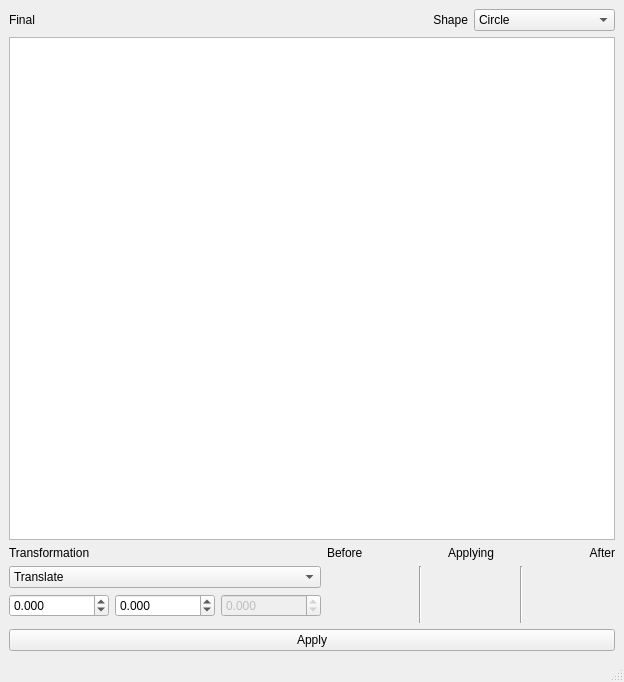
This is mainwindow.ui in osamakawish/QtTransformations as Qt 5 draws it before an edit. The edited form follows.
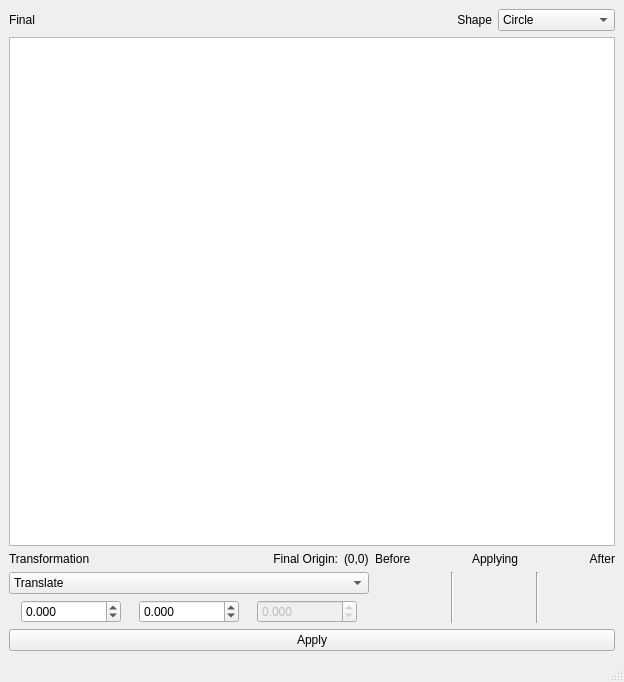
This is the edited form. Custom widgets are drawn as their Qt base class.

Commit message: Added origin point label. Finished programming component. UI desgining remaining only.

Patch:
```diff
--- a/mainwindow.ui
+++ b/mainwindow.ui
@@ -14,7 +14,7 @@
    <string>MainWindow</string>
   </property>
   <widget class="QWidget" name="centralwidget">
-   <layout class="QGridLayout" name="gridLayout" rowstretch="0,6,0,0,0,0,0,0,0,0" columnstretch="3,2">
+   <layout class="QGridLayout" name="gridLayout" rowstretch="0,1,0,0,0,0,0,0,0,0,0" columnstretch="3,2">
     <item row="0" column="1">
      <layout class="QHBoxLayout" name="horizontalLayout_2">
       <item>
@@ -48,61 +48,44 @@
       </item>
      </layout>
     </item>
-    <item row="1" column="0" colspan="2">
-     <widget class="QGraphicsView" name="graphicsViewFinal">
-      <property name="dragMode">
-       <enum>QGraphicsView::ScrollHandDrag</enum>
+    <item row="7" column="0">
+     <widget class="QComboBox" name="transformComboBox">
+      <property name="currentIndex">
+       <number>1</number>
       </property>
-      <property name="viewportUpdateMode">
-       <enum>QGraphicsView::NoViewportUpdate</enum>
-      </property>
-     </widget>
-    </item>
-    <item row="5" column="1">
-     <layout class="QHBoxLayout" name="matrixLabelLayout">
+      <item>
+       <property name="text">
+        <string>Move Origin</string>
+       </property>
+      </item>
       <item>
-       <widget class="QLabel" name="beforeLabel">
-        <property name="sizePolicy">
-         <sizepolicy hsizetype="Preferred" vsizetype="Fixed">
-          <horstretch>0</horstretch>
-          <verstretch>0</verstretch>
-         </sizepolicy>
-        </property>
         <property name="text">
-         <string>Before</string>
-        </property>
-        <property name="alignment">
-         <set>Qt::AlignBottom|Qt::AlignLeading|Qt::AlignLeft</set>
-        </property>
-       </widget>
+        <string>Translate</string>
+       </property>
       </item>
       <item>
-       <widget class="QLabel" name="applyingLabel">
         <property name="text">
-         <string>Applying</string>
-        </property>
-        <property name="alignment">
-         <set>Qt::AlignCenter</set>
-        </property>
-       </widget>
+        <string>Scale</string>
+       </property>
       </item>
       <item>
-       <widget class="QLabel" name="afterLabel">
-        <property name="sizePolicy">
-         <sizepolicy hsizetype="Preferred" vsizetype="Fixed">
-          <horstretch>0</horstretch>
-          <verstretch>0</verstretch>
-         </sizepolicy>
-        </property>
+       <property name="text">
+        <string>Shear</string>
+       </property>
+      </item>
+      <item>
         <property name="text">
-         <string>After</string>
-        </property>
-        <property name="alignment">
-         <set>Qt::AlignBottom|Qt::AlignRight|Qt::AlignTrailing</set>
-        </property>
-       </widget>
-      </item>
-     </layout>
+        <string>Project</string>
+       </property>
+      </item>
+     </widget>
+    </item>
+    <item row="10" column="0" colspan="2">
+     <widget class="QPushButton" name="applyButton">
+      <property name="text">
+       <string>Apply</string>
+      </property>
+     </widget>
     </item>
     <item row="0" column="0">
      <widget class="QLabel" name="finalLabel">
@@ -111,7 +94,7 @@
       </property>
      </widget>
     </item>
-    <item row="6" column="1" rowspan="3">
+    <item row="7" column="1" rowspan="3">
      <layout class="QHBoxLayout" name="matrixLayout" stretch="1,0,1,0,1">
       <item>
        <widget class="TransformGrid" name="beforeGrid" native="true"/>
@@ -138,8 +121,46 @@
       </item>
      </layout>
     </item>
-    <item row="7" column="0">
-     <layout class="QHBoxLayout" name="horizontalLayout">
+    <item row="5" column="0" rowspan="2">
+     <layout class="QHBoxLayout" name="mainTransformationLayout" stretch="1,0,0">
+      <item>
+       <widget class="QLabel" name="transformationLabel">
+        <property name="text">
+         <string>Transformation</string>
+        </property>
+       </widget>
+      </item>
+      <item>
+       <widget class="QLabel" name="finalOriginTextLabel">
+        <property name="text">
+         <string>Final Origin:</string>
+        </property>
+        <property name="alignment">
+         <set>Qt::AlignRight|Qt::AlignTrailing|Qt::AlignVCenter</set>
+        </property>
+       </widget>
+      </item>
+      <item>
+       <widget class="QLabel" name="finalOriginLabel">
+        <property name="text">
+         <string>(0,0)</string>
+        </property>
+       </widget>
+      </item>
+     </layout>
+    </item>
+    <item row="1" column="0" rowspan="4" colspan="2">
+     <widget class="QGraphicsView" name="graphicsViewFinal">
+      <property name="dragMode">
+       <enum>QGraphicsView::ScrollHandDrag</enum>
+      </property>
+      <property name="viewportUpdateMode">
+       <enum>QGraphicsView::NoViewportUpdate</enum>
+      </property>
+     </widget>
+    </item>
+    <item row="8" column="0" rowspan="2">
+     <layout class="QHBoxLayout" name="axesLayout">
       <item>
        <widget class="QDoubleSpinBox" name="xSpinBox">
         <property name="sizePolicy">
@@ -229,51 +250,51 @@
       </item>
      </layout>
     </item>
-    <item row="5" column="0">
-     <widget class="QLabel" name="transformationLabel">
+    <item row="5" column="1" rowspan="2">
+     <layout class="QHBoxLayout" name="matrixLabelLayout">
+      <item>
+       <widget class="QLabel" name="beforeLabel">
+        <property name="sizePolicy">
+         <sizepolicy hsizetype="Preferred" vsizetype="Fixed">
+          <horstretch>0</horstretch>
+          <verstretch>0</verstretch>
+         </sizepolicy>
+        </property>
       <property name="text">
-       <string>Transformation</string>
-      </property>
-     </widget>
-    </item>
-    <item row="6" column="0">
-     <widget class="QComboBox" name="transformComboBox">
-      <property name="currentIndex">
-       <number>1</number>
-      </property>
+         <string>Before</string>
+        </property>
+        <property name="alignment">
+         <set>Qt::AlignBottom|Qt::AlignLeading|Qt::AlignLeft</set>
+        </property>
+       </widget>
+      </item>
       <item>
+       <widget class="QLabel" name="applyingLabel">
        <property name="text">
-        <string>Move Origin</string>
-       </property>
-      </item>
-      <item>
-       <property name="text">
-        <string>Translate</string>
-       </property>
+         <string>Applying</string>
+        </property>
+        <property name="alignment">
+         <set>Qt::AlignCenter</set>
+        </property>
+       </widget>
       </item>
       <item>
-       <property name="text">
-        <string>Scale</string>
-       </property>
-      </item>
-      <item>
+       <widget class="QLabel" name="afterLabel">
+        <property name="sizePolicy">
+         <sizepolicy hsizetype="Preferred" vsizetype="Fixed">
+          <horstretch>0</horstretch>
+          <verstretch>0</verstretch>
+         </sizepolicy>
+        </property>
        <property name="text">
-        <string>Shear</string>
-       </property>
-      </item>
-      <item>
-       <property name="text">
-        <string>Project</string>
-       </property>
-      </item>
-     </widget>
-    </item>
-    <item row="9" column="0" colspan="2">
-     <widget class="QPushButton" name="applyButton">
-      <property name="text">
-       <string>Apply</string>
-      </property>
-     </widget>
+         <string>After</string>
+        </property>
+        <property name="alignment">
+         <set>Qt::AlignBottom|Qt::AlignRight|Qt::AlignTrailing</set>
+        </property>
+       </widget>
+      </item>
+     </layout>
     </item>
    </layout>
   </widget>
```
Left out of the diff: 2 changed lines with no effect on the pictures. Lines whose indentation alone changed are shown as unchanged. The commit also changes 1 other file.
